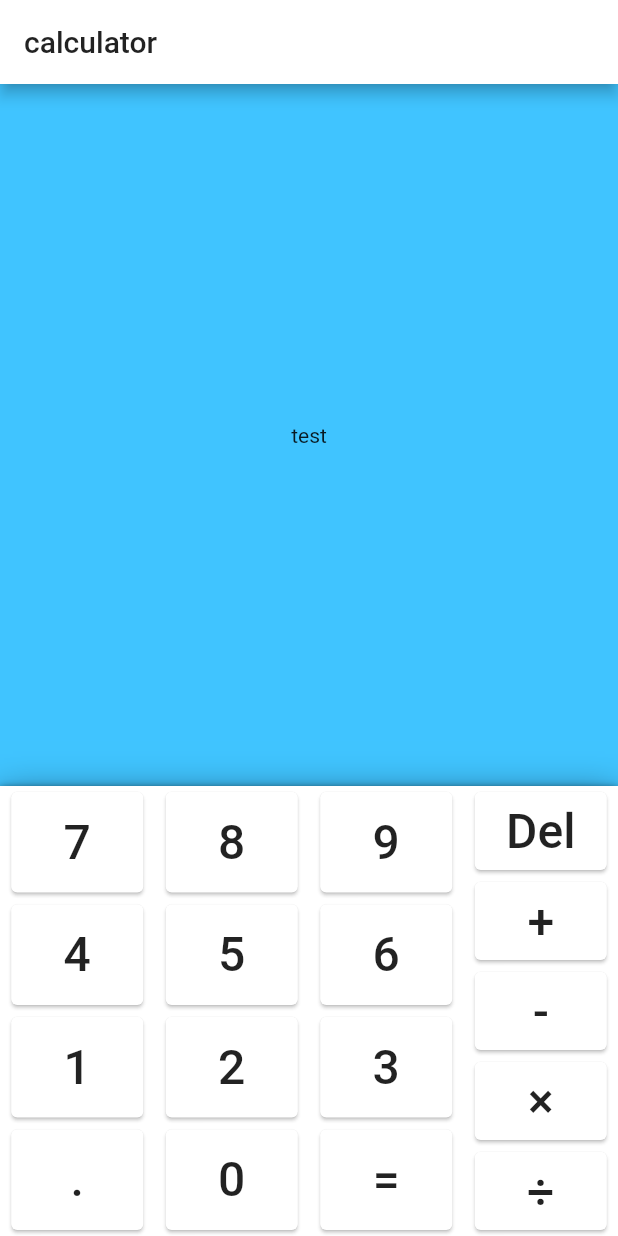
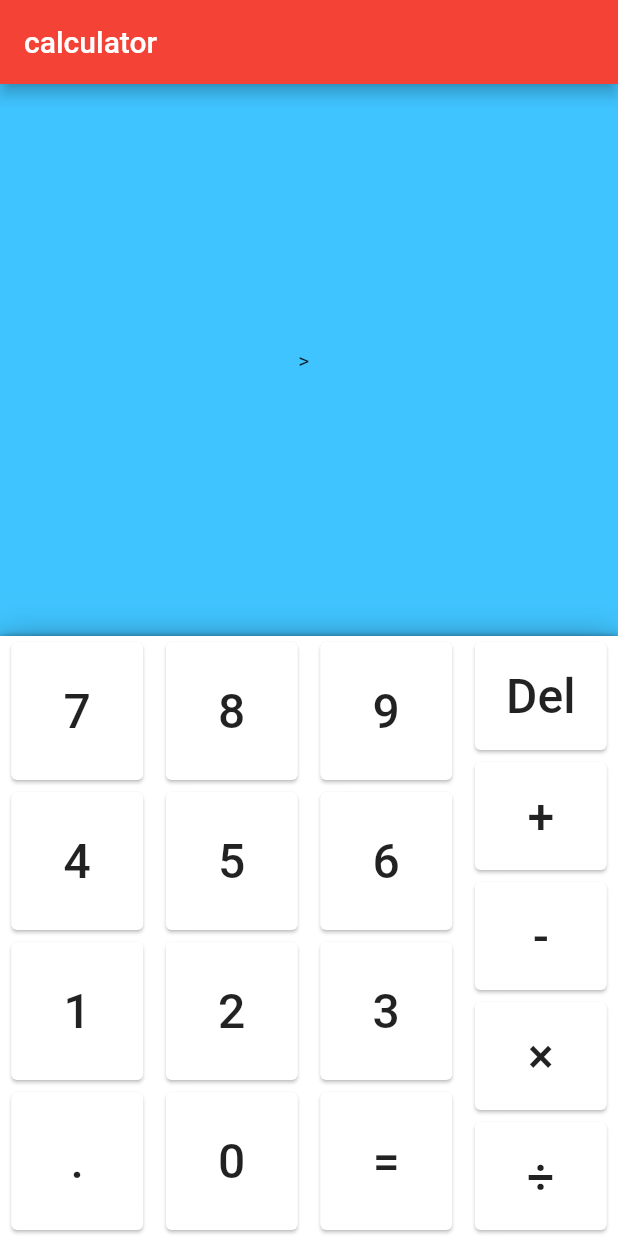
Before and after one commit to pengliheng/flut, a Flutter app: the screen it shows after launch, on a phone screen of 412 x 824 dp. Run offline on Flutter 3.47's test engine with Material 2 defaults, Android fonts, the phone set to English and light mode, and no system bars.

Commit message:
完成计算机UI外观绘制

```diff
--- a/lib/main.dart
+++ b/lib/main.dart
@@ -5,12 +5,13 @@ void main() {
 }
 
 class MyApp extends StatelessWidget {
+    String view = '';
     @override
     Widget build(BuildContext context) {
         return MaterialApp(
             title: 'StartUp Name Generator',
             theme: new ThemeData(
-              primaryColor: Colors.white,
+              primaryColor: Colors.red,
             ),
             home: Scaffold(
                 appBar: AppBar(
@@ -25,7 +26,7 @@ class MyApp extends StatelessWidget {
                             child: new Container(
                                 color: Colors.lightBlueAccent,
                                 child: new Center(
-                                    child: new Text('test'),
+                                    child: new Text('>  $view'),
                                 ),
                             )
                         ),
@@ -61,7 +62,7 @@ class Keyborad extends StatelessWidget {
                 ),
                 // margin: const EdgeInsets.fromLTRB(0, 400, 0, 0),
                 // width: 48.0,
-                height: 300.0,
+                height: 400.0,
                 child: new Row(
                     mainAxisAlignment: MainAxisAlignment.spaceAround,
                     children: <Widget>[
@@ -115,6 +116,7 @@ class CustomCard extends StatelessWidget {
     CustomCard({@required this.index, @required this.onPress});
     final index;
     final Function onPress;
+
     @override
     Widget build(BuildContext context) {
         return Card(
--- a/pubspec.yaml
+++ b/pubspec.yaml
@@ -20,6 +20,7 @@ dependencies:
   # Use with the CupertinoIcons class for iOS style icons.
   cupertino_icons: ^0.1.2
   english_words: ^3.1.3
+  image_picker: ^0.4.10
 
 dev_dependencies:
   flutter_test:
```
Also changed, not shown: 4 other files.
